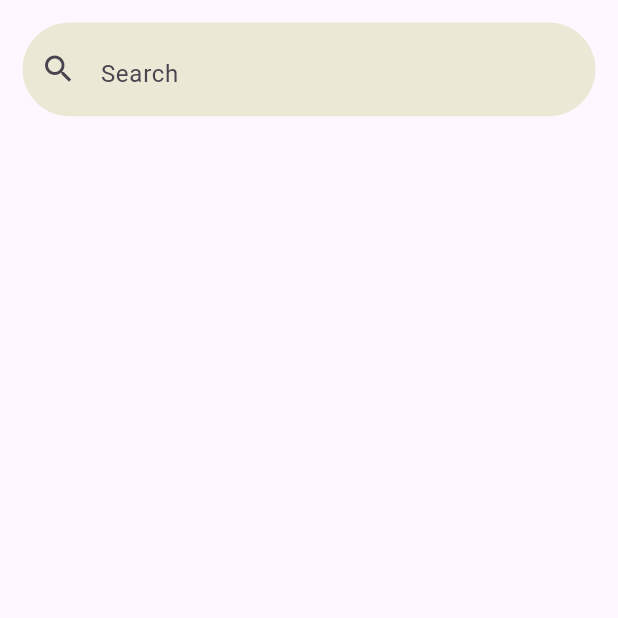
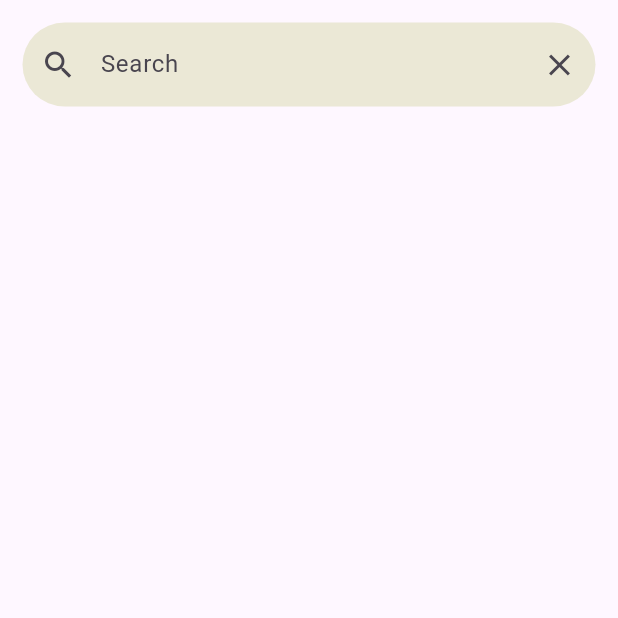
Before and after one commit to bastndev/Widgets_Flutter, a Flutter app: the screen it shows after launch, on a phone screen of 412 x 824 dp, the top half of it. Run offline on Flutter 3.47's test engine with Material 3 defaults, Android fonts, the phone set to English and light mode, and no system bars.

Commit message:
[Refactor] PracticeSearch widget to use custom styling for search input | clear reading

```diff
--- a/lib/src/components/practice_search.dart
+++ b/lib/src/components/practice_search.dart
@@ -8,18 +8,26 @@ class PracticeSearch extends StatefulWidget {
 }
 
 class _FulScreenState extends State<PracticeSearch> {
+  final TextEditingController _controller = TextEditingController();
+
   @override
   Widget build(BuildContext context) {
-    return const Padding(
-      padding: EdgeInsets.all(15.0),
+    return Padding(
+      padding: const EdgeInsets.all(15.0),
       child: TextField(
+        controller: _controller,
         decoration: InputDecoration(
           filled: true,
-          fillColor: Color(0xFFebe8d6),
-          prefixIcon: Icon(Icons.search),
-          suffix: Icon(Icons.close),
+          fillColor: const Color(0xFFebe8d6),
+          prefixIcon: const Icon(Icons.search),
+          suffixIcon: IconButton(
+            icon: const Icon(Icons.close),
+            onPressed: () {
+              _controller.clear();
+            },
+          ),
           hintText: "Search",
-          border: OutlineInputBorder(
+          border: const OutlineInputBorder(
             borderRadius: BorderRadius.all(Radius.circular(50.0)),
             borderSide: BorderSide.none,
           ),
```
Also changed, not shown: lib/widgets/stateful_widget.dart (line endings or trailing spaces).
